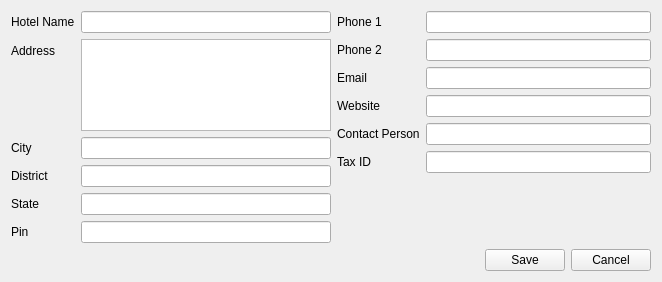
Qt form hotelinfo.ui (dsubhajit/bill_master) before a commit.
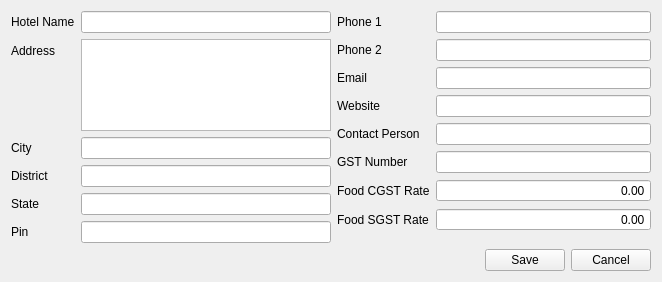
The same form after that commit.

The edit to the form file:
```diff
--- a/hotelinfo.ui
+++ b/hotelinfo.ui
@@ -278,7 +278,7 @@
        <item row="5" column="0">
         <widget class="QLabel" name="label_12">
          <property name="text">
-          <string>Tax ID</string>
+          <string>GST Number</string>
          </property>
         </widget>
        </item>
@@ -298,6 +298,40 @@
          </property>
         </widget>
        </item>
+       <item row="6" column="0">
+        <widget class="QLabel" name="label_13">
+         <property name="text">
+          <string>Food CGST Rate</string>
+         </property>
+        </widget>
+       </item>
+       <item row="6" column="1">
+        <widget class="QDoubleSpinBox" name="fCgstrate">
+         <property name="alignment">
+          <set>Qt::AlignRight|Qt::AlignTrailing|Qt::AlignVCenter</set>
+         </property>
+         <property name="buttonSymbols">
+          <enum>QAbstractSpinBox::NoButtons</enum>
+         </property>
+        </widget>
+       </item>
+       <item row="7" column="0">
+        <widget class="QLabel" name="label_14">
+         <property name="text">
+          <string>Food SGST Rate</string>
+         </property>
+        </widget>
+       </item>
+       <item row="7" column="1">
+        <widget class="QDoubleSpinBox" name="fSgstRate">
+         <property name="alignment">
+          <set>Qt::AlignRight|Qt::AlignTrailing|Qt::AlignVCenter</set>
+         </property>
+         <property name="buttonSymbols">
+          <enum>QAbstractSpinBox::NoButtons</enum>
+         </property>
+        </widget>
+       </item>
       </layout>
      </item>
     </layout>
```
